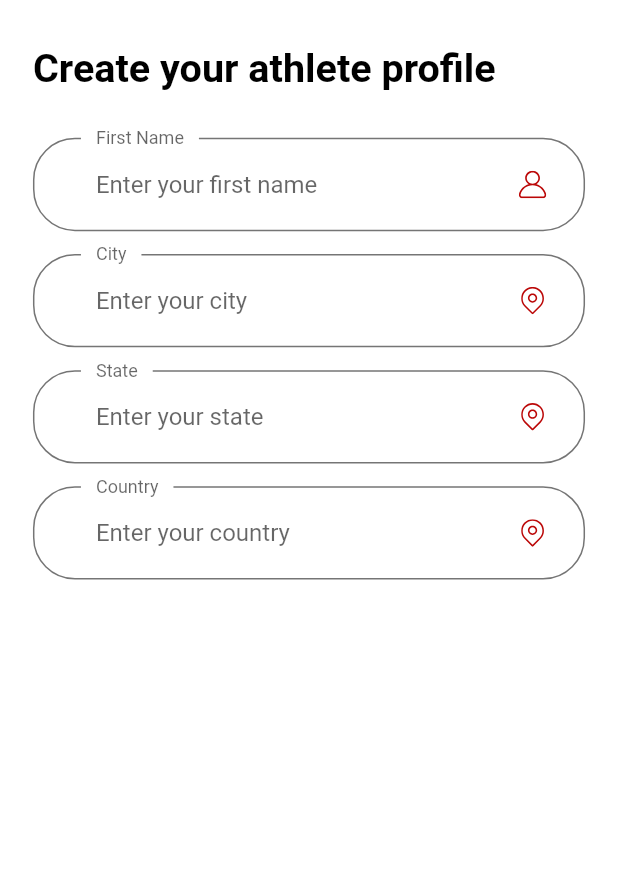
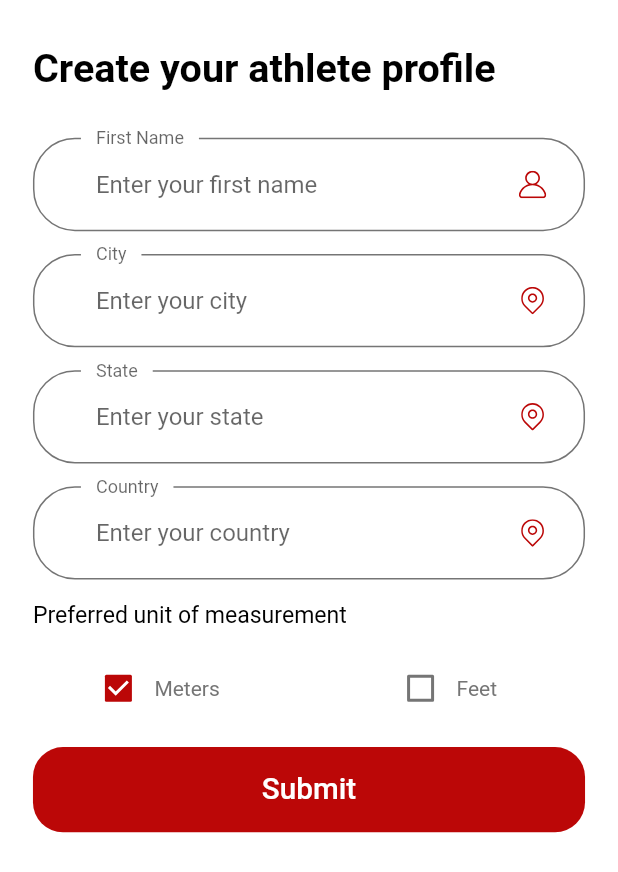
Before and after one commit to blakeroles/run-the-airways, a Flutter app: the screen it shows after launch, after a tap on "Manually create profile", on a phone screen of 412 x 824 dp. Shown: the top 872 px of the screen. Run offline on Flutter 3.47's test engine with Material 2 defaults, Android fonts, the light colour scheme and no system bars; our stand-ins replace flutter_svg; Roboto replaces fonts that are missing (Muli).

Commit message:
Still working on UI

```diff
--- /dev/null
+++ b/lib/components/default_button.dart
@@ -0,0 +1,33 @@
+import 'package:flutter/material.dart';
+import 'package:run_the_airways/constants.dart';
+import 'package:run_the_airways/size_config.dart';
+
+class DefaultButton extends StatelessWidget {
+  const DefaultButton({
+    Key key,
+    this.text,
+    this.press,
+  }) : super(key: key);
+  final String text;
+  final Function press;
+
+  @override
+  Widget build(BuildContext context) {
+    return SizedBox(
+      width: double.infinity,
+      height: getProportionateScreenHeight(56),
+      child: FlatButton(
+        shape: RoundedRectangleBorder(
+          borderRadius: BorderRadius.circular(20),
+        ),
+        color: kPrimaryColor,
+        onPressed: press,
+        child: Text(text,
+            style: TextStyle(
+              fontSize: getProportionateScreenWidth(18),
+              color: Colors.white,
+            )),
+      ),
+    );
+  }
+}
--- a/lib/screens/authenticate_screen/components/body.dart
+++ b/lib/screens/authenticate_screen/components/body.dart
@@ -5,6 +5,7 @@ import 'package:run_the_airways/screens/man_create_profile_screen/man_create_pro
 import 'package:run_the_airways/size_config.dart';
 import 'package:run_the_airways/screens/overview_screen/overview_screen.dart';
 import 'package:run_the_airways/models/athlete.dart';
+import 'package:run_the_airways/components/default_button.dart';
 
 class Body extends StatefulWidget {
   @override
@@ -92,21 +93,23 @@ class _BodyState extends State<Body> {
                           (index) => buildDot(index: index),
                         )),
                     Spacer(flex: 3),
-                    ElevatedButton(
-                      key: Key('AuthenticationButton'),
-                      child: Text('Authenticate with Strava'),
-                      onPressed: authAndNavToOverviewScreen,
-                    ),
+                    DefaultButton(
+                        text: "Authenticate with Strava",
+                        press: () {
+                          authAndNavToOverviewScreen();
+                        }),
+                    SizedBox(height: getProportionateScreenHeight(20)),
                     Text("or",
                         style: TextStyle(
                           fontSize: getProportionateScreenWidth(16),
                           color: Colors.black,
                         )),
-                    ElevatedButton(
-                      key: Key('ManualEntryButton'),
-                      child: Text('Manually create profile'),
-                      onPressed: manuallyCreateProfile,
-                    ),
+                    SizedBox(height: getProportionateScreenHeight(20)),
+                    DefaultButton(
+                        text: "Manually create profile",
+                        press: () {
+                          manuallyCreateProfile();
+                        }),
                     Spacer(),
                   ]),
                 ),
--- a/lib/screens/man_create_profile_screen/components/profile_form.dart
+++ b/lib/screens/man_create_profile_screen/components/profile_form.dart
@@ -2,6 +2,8 @@ import 'package:flutter/material.dart';
 import 'package:run_the_airways/components/custom_suffix_item.dart';
 import 'package:run_the_airways/size_config.dart';
 import 'package:run_the_airways/constants.dart';
+import 'package:run_the_airways/components/form_error.dart';
+import 'package:run_the_airways/components/default_button.dart';
 
 class ProfileForm extends StatefulWidget {
   @override
@@ -21,6 +23,9 @@ class _ProfileFormState extends State<ProfileForm> {
   String stateField;
   String countryField;
 
+  bool metersChecked = true;
+  bool feetChecked = false;
+
   final List<String> errors = [];
 
   @override
@@ -35,7 +40,55 @@ class _ProfileFormState extends State<ProfileForm> {
             SizedBox(height: getProportionateScreenHeight(15)),
             buildStateFormField(),
             SizedBox(height: getProportionateScreenHeight(15)),
-            buildCountryFormField()
+            buildCountryFormField(),
+            SizedBox(height: getProportionateScreenHeight(15)),
+            Row(children: <Widget>[
+              Text("Preferred unit of measurement",
+                  style: TextStyle(
+                      color: Colors.black,
+                      fontSize: getProportionateScreenWidth(14.0))),
+            ]),
+            SizedBox(height: getProportionateScreenHeight(15)),
+            Row(children: [
+              SizedBox(width: getProportionateScreenWidth(30)),
+              Checkbox(
+                  value: metersChecked,
+                  activeColor: kPrimaryColor,
+                  onChanged: (value) {
+                    setState(() {
+                      if (value) {
+                        metersChecked = value;
+                        feetChecked = !value;
+                      }
+                    });
+                  }),
+              Text("Meters"),
+              SizedBox(width: getProportionateScreenWidth(100)),
+              Checkbox(
+                value: feetChecked,
+                activeColor: kPrimaryColor,
+                onChanged: (value) {
+                  setState(() {
+                    if (value) {
+                      feetChecked = value;
+                      metersChecked = !value;
+                    }
+                  });
+                },
+              ),
+              Text(
+                "Feet",
+              )
+            ]),
+            SizedBox(height: getProportionateScreenHeight(15)),
+            FormError(errors: errors),
+            DefaultButton(
+                text: "Submit",
+                press: () {
+                  if (_formKey.currentState.validate()) {
+                    _formKey.currentState.save();
+                  }
+                }),
           ],
         ));
   }
```
Also changed, not shown: lib/components/form_error.dart (added, +36 -0 lines), assets/icons/Error.svg (added).
